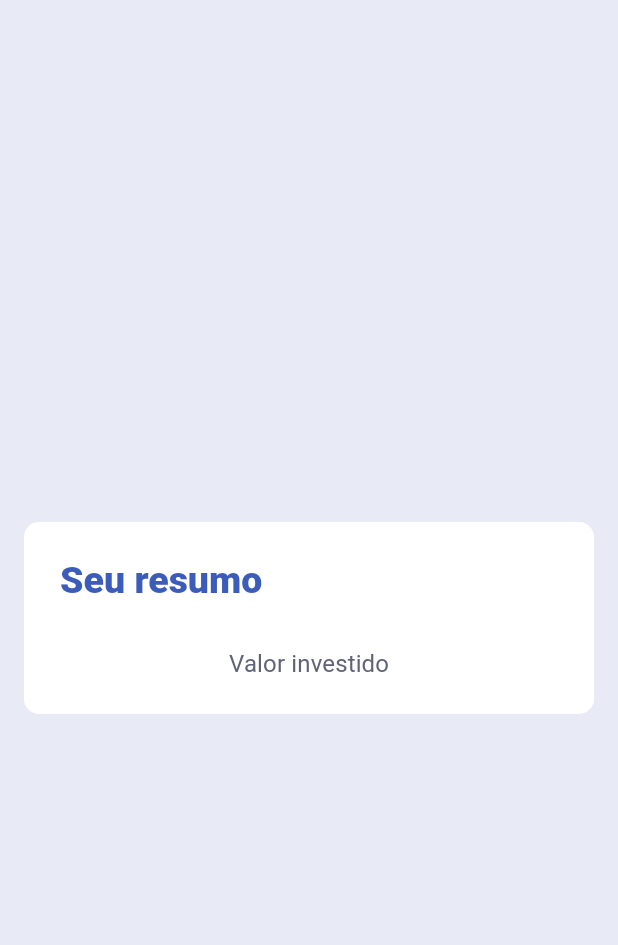
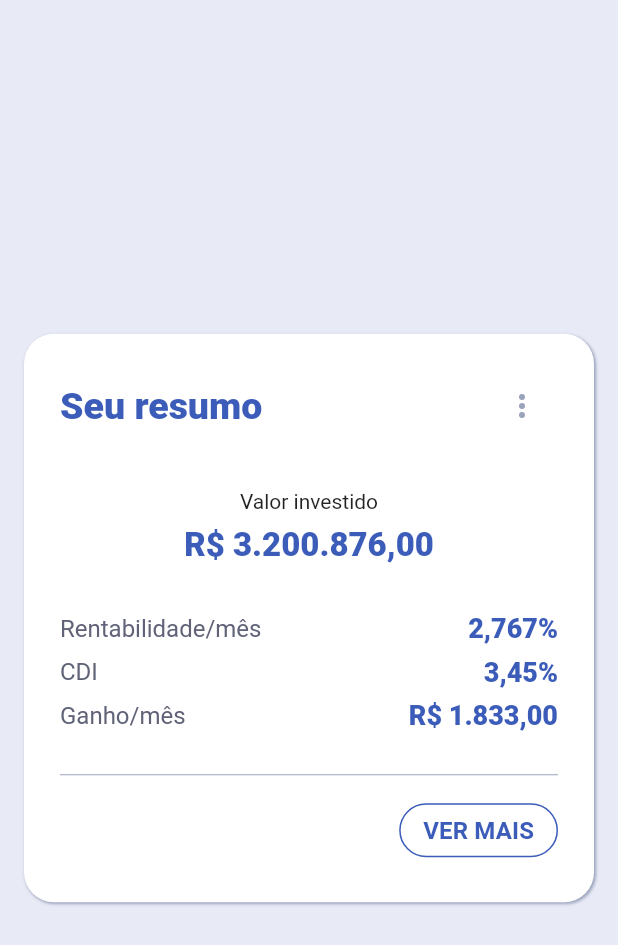
Before and after one commit to fernandamaiait/testefliper, a Flutter app: the screen it shows after launch, on a phone screen of 412 x 824 dp. Shown: the top 945 px of the screen. Run offline on Flutter 3.47's test engine with Material 2 defaults, Android fonts, the phone set to English and light mode, and no system bars.

Commit message:
Finished card layout

```diff
--- a/lib/design-system/components/button.widget.dart
+++ b/lib/design-system/components/button.widget.dart
@@ -1,10 +1,19 @@
 import 'package:flutter/material.dart';
 
 class Button extends StatelessWidget {
+  final String text;
+  final Function onPressed;
+
+  Button(this.text, this.onPressed);
+
   @override
   Widget build(BuildContext context) {
-    return OutlineButton(
-      onPressed: () => {},
+    return OutlinedButton(
+      child: Text(
+        text.toUpperCase(),
+        style: Theme.of(context).textTheme.subtitle2,
+      ),
+      onPressed: onPressed,
     );
   }
 }
--- a/lib/design-system/components/card.widget.dart
+++ b/lib/design-system/components/card.widget.dart
@@ -1,19 +1,20 @@
 import 'package:flutter/material.dart';
+import 'package:testefliper/design-system/components/divider.widget.dart';
 import 'package:testefliper/design-system/theme/colors.dart';
 
 import '../theme/spacers.dart';
 
 class Card extends StatelessWidget {
   final String title;
-  final Widget titleBarRightAction;
   final Widget body;
-  // final Widget bottom;
+  final Widget titleBarAction;
+  final Widget bottom;
 
-  Card({
-    @required this.title,
-    this.titleBarRightAction,
+  Card(
+    this.title, {
     @required this.body,
-    //   this.bottom,
+    this.titleBarAction,
+    this.bottom,
   });
 
   @override
@@ -22,8 +23,18 @@ class Card extends StatelessWidget {
       margin: EdgeInsets.all(Spacers.sm),
       padding: EdgeInsets.all(Spacers.md),
       decoration: BoxDecoration(
-        color: card,
-        borderRadius: BorderRadius.circular(10.0),
+        color: ThemeColors.defaultBackground,
+        borderRadius: BorderRadius.circular(20.0),
+        boxShadow: [
+          BoxShadow(
+            color: ThemeColors.containerShadow,
+            blurRadius: 1,
+            offset: Offset(
+              1,
+              1,
+            ),
+          )
+        ],
       ),
       child: Column(
         mainAxisSize: MainAxisSize.min,
@@ -31,7 +42,7 @@ class Card extends StatelessWidget {
           _buildTitle(context),
           Padding(padding: EdgeInsets.only(bottom: Spacers.lg)),
           body,
-          //if (bottom != null) _buildBottom(context),
+          if (bottom != null) _buildBottom(context),
         ],
       ),
     );
@@ -39,20 +50,28 @@ class Card extends StatelessWidget {
 
   _buildTitle(BuildContext context) {
     return Row(
+      mainAxisAlignment: MainAxisAlignment.spaceBetween,
       children: [
         Text(
           title,
           style: Theme.of(context).textTheme.headline5,
         ),
+        titleBarAction,
       ],
     );
   }
 
   _buildBottom(BuildContext context) {
-    return Row(
+    return Column(
       children: [
-        Divider(),
-        // bottom,
+        SizedBox(height: Spacers.xs),
+        CustomDivider(),
+        SizedBox(height: Spacers.xs),
+        Row(
+          children: [
+            bottom,
+          ],
+        ),
       ],
     );
   }
--- /dev/null
+++ b/lib/design-system/components/divider.widget.dart
@@ -0,0 +1,12 @@
+import 'package:flutter/material.dart';
+import 'package:testefliper/design-system/theme/colors.dart';
+
+class CustomDivider extends StatelessWidget {
+  @override
+  Widget build(BuildContext context) {
+    return Divider(
+      height: 10,
+      color: ThemeColors.divider,
+    );
+  }
+}
--- a/lib/design-system/theme/colors.dart
+++ b/lib/design-system/theme/colors.dart
@@ -1,7 +1,19 @@
 import 'package:flutter/material.dart';
 
-final primary = const Color(0xFF3B5CB8);
-final lightFont = const Color(0xFF606377);
-final card = const Color(0xFFFFFFFF);
-final shadow = const Color(0xFF9AA3BC);
-final scaffold = const Color(0xFFE8EBF6);
+final blue = const Color(0xFF3B5CB8);
+final darkGrey = const Color(0xFF606377);
+final grey = const Color(0xFF9AA3BC);
+final lightGrey = const Color(0xFFE8EBF6);
+final lighterGrey = const Color(0x0000029);
+final white = const Color(0xFFFFFFFF);
+
+class ThemeColors {
+  static get primary => blue;
+  static get lightFont => darkGrey;
+  static get defaultBackground => white;
+  static get scaffoldBackground => lightGrey;
+  static get divider => grey;
+  static get containerShadow => grey;
+  static get buttonShadow => lighterGrey;
+  static get greyIcon => grey;
+}
--- a/lib/design-system/theme/text-theme.dart
+++ b/lib/design-system/theme/text-theme.dart
@@ -6,35 +6,35 @@ final textTheme = TextTheme(
   headline5: TextStyle(
     fontSize: 25,
     fontWeight: FontWeight.w800,
-    color: primary,
+    color: ThemeColors.primary,
     // letterSpacing: 30,
     // height: 47,
   ),
   headline6: TextStyle(
     fontSize: 22,
     fontWeight: FontWeight.w800,
-    color: primary,
+    color: ThemeColors.primary,
     // letterSpacing: 30,
     // height: 30,
   ),
   subtitle1: TextStyle(
     fontSize: 18,
     fontWeight: FontWeight.w800,
-    color: primary,
+    color: ThemeColors.primary,
     // letterSpacing: 30,
     // height: 30,
   ),
   subtitle2: TextStyle(
     fontSize: 16,
-    fontWeight: FontWeight.normal,
-    color: lightFont,
+    fontWeight: FontWeight.bold,
+    color: ThemeColors.primary,
     // letterSpacing: 30,
     // height: 30,
   ),
   bodyText1: TextStyle(
     fontSize: 16,
-    fontWeight: FontWeight.bold,
-    color: primary,
+    fontWeight: FontWeight.normal,
+    color: ThemeColors.lightFont,
     // letterSpacing: 30,
     // height: 30,
   ),
--- a/lib/design-system/theme/theme.dart
+++ b/lib/design-system/theme/theme.dart
@@ -8,9 +8,32 @@ ThemeData theme() {
   // final primarySwatch = _buildPrimarySwatch();
 
   return ThemeData(
-    primaryColor: primary,
-    scaffoldBackgroundColor: scaffold,
+    primaryColor: ThemeColors.primary,
+    scaffoldBackgroundColor: ThemeColors.scaffoldBackground,
     textTheme: textTheme,
+    outlinedButtonTheme: OutlinedButtonThemeData(
+      style: ButtonStyle(
+        backgroundColor: MaterialStateProperty.resolveWith<Color>(
+          (Set<MaterialState> states) => ThemeColors.defaultBackground,
+        ),
+        shape: MaterialStateProperty.resolveWith<OutlinedBorder>(
+          (Set<MaterialState> states) => RoundedRectangleBorder(
+            borderRadius: new BorderRadius.circular(30.0),
+          ),
+        ),
+        side: MaterialStateProperty.resolveWith<BorderSide>(
+          (Set<MaterialState> states) => BorderSide(
+            color: ThemeColors.primary,
+          ),
+        ),
+        shadowColor: MaterialStateProperty.resolveWith<Color>(
+          (Set<MaterialState> states) => ThemeColors.buttonShadow,
+        ),
+        elevation: MaterialStateProperty.resolveWith<double>(
+          (Set<MaterialState> states) => 1.0,
+        ),
+      ),
+    ),
     // fontFamily: 'NunitoSans',
     //  brightness: Brightness.light,
     //  textTheme: textTheme,
--- a/lib/screens/timeline/widgets/timeline-card.widget.dart
+++ b/lib/screens/timeline/widgets/timeline-card.widget.dart
@@ -1,24 +1,126 @@
 import 'package:flutter/material.dart';
+import 'package:testefliper/design-system/components/button.widget.dart';
 import 'package:testefliper/design-system/components/card.widget.dart'
     as dsCard;
+import 'package:testefliper/design-system/theme/colors.dart';
+import 'package:testefliper/design-system/theme/spacers.dart';
 
 class TimelineCard extends StatelessWidget {
   @override
   Widget build(BuildContext context) {
     return dsCard.Card(
-      title: 'Seu resumo',
+      'Seu resumo',
+      titleBarAction: _builtTitleBarAction(context),
       body: _buildCardBody(context),
+      bottom: _buildCardBottom(context),
     );
   }
 
-  Widget _buildCardBody(BuildContext context) {
+  _builtTitleBarAction(BuildContext context) {
+    return PopupMenuButton(
+      icon: Icon(
+        Icons.more_vert,
+        color: ThemeColors.greyIcon,
+      ),
+      itemBuilder: (BuildContext context) => [
+        PopupMenuItem(
+            child: GestureDetector(
+          onTap: () {},
+          child: Row(
+            mainAxisAlignment: MainAxisAlignment.spaceAround,
+            crossAxisAlignment: CrossAxisAlignment.center,
+            children: [
+              Icon(
+                Icons.help,
+                color: ThemeColors.greyIcon,
+              ),
+              Text(
+                'Ajuda',
+                style: Theme.of(context).textTheme.bodyText2,
+              ),
+            ],
+          ),
+        )),
+      ],
+    );
+  }
+
+  _buildCardBody(BuildContext context) {
+    return Column(
+      children: [
+        _buildCardBodyHeadline(context),
+        _buildCardBodyContent(context),
+      ],
+    );
+  }
+
+  _buildCardBodyHeadline(BuildContext context) {
     return Column(
       children: [
         Text(
           'Valor investido',
-          style: Theme.of(context).textTheme.subtitle2,
+          style: Theme.of(context).textTheme.bodyText2,
         ),
+        SizedBox(
+          height: Spacers.xs,
+        ),
+        Text(
+          'R\$ 3.200.876,00',
+          style: Theme.of(context).textTheme.headline6,
+        ),
+        SizedBox(
+          height: Spacers.lg,
+        )
       ],
     );
   }
+
+  _buildCardBodyContent(BuildContext context) {
+    return Column(
+      crossAxisAlignment: CrossAxisAlignment.start,
+      children: [
+        _buildContentRow(context, 'Rentabilidade/mês', '2,767%'),
+        _buildContentRow(context, 'CDI', '3,45%'),
+        _buildContentRow(context, 'Ganho/mês', 'R\$ 1.833,00'),
+        SizedBox(
+          height: Spacers.xs,
+        )
+      ],
+    );
+  }
+
+  _buildContentRow(BuildContext context, String label, String data) {
+    return Column(
+      children: [
+        Row(
+          mainAxisAlignment: MainAxisAlignment.spaceBetween,
+          children: [
+            Text(
+              label,
+              style: Theme.of(context).textTheme.bodyText1,
+            ),
+            Text(
+              data,
+              style: Theme.of(context).textTheme.subtitle1,
+            ),
+          ],
+        ),
+        SizedBox(
+          height: Spacers.xs,
+        )
+      ],
+    );
+  }
+
+  _buildCardBottom(BuildContext context) {
+    return Expanded(
+      child: Row(
+        mainAxisAlignment: MainAxisAlignment.end,
+        mainAxisSize: MainAxisSize.max,
+        children: [
+          Button('Ver mais', () => {}),
+        ],
+      ),
+    );
+  }
 }
```
